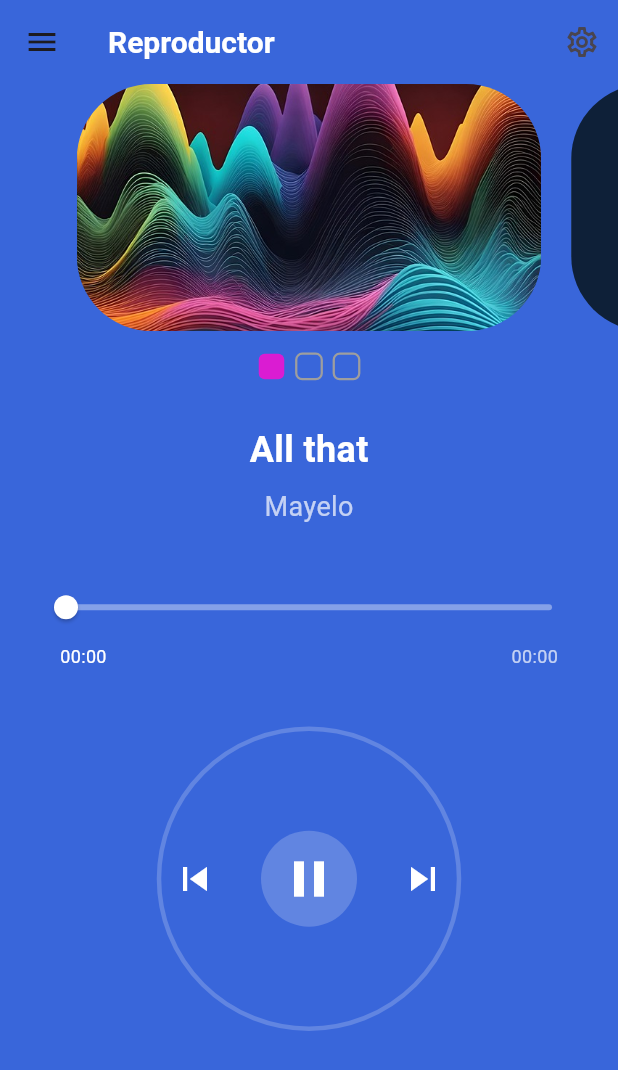
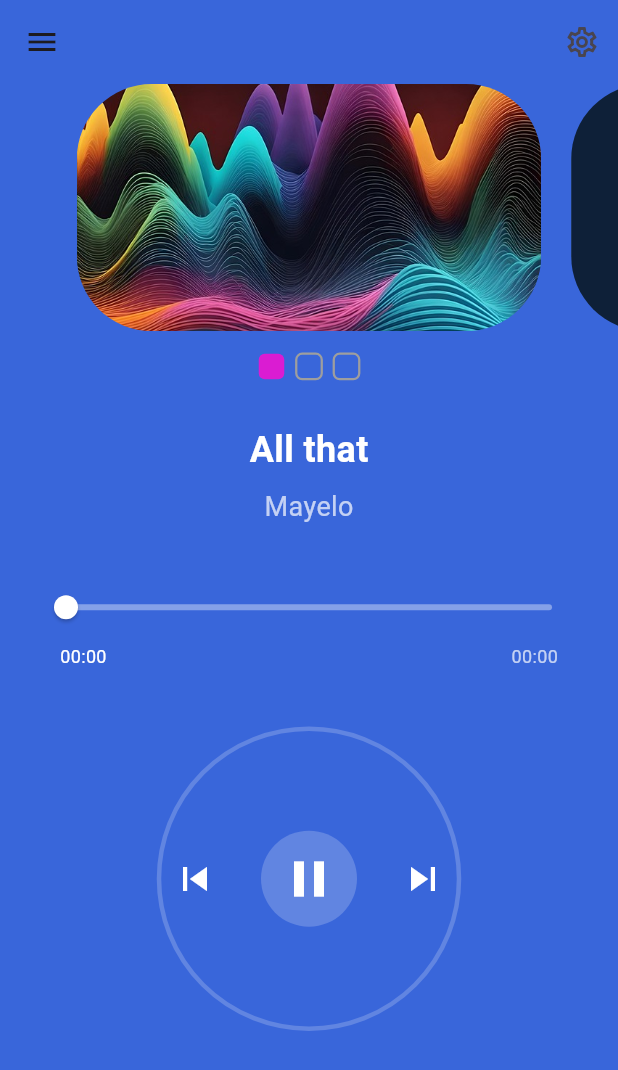
Before and after one commit to juanvel0405-utch/Proyecto-del-Profe-Milton-, a Flutter app: the screen it shows after launch, on a phone screen of 412 x 824 dp. Shown: the top 1070 px of the screen. Run offline on Flutter 3.47's test engine with Material 3 defaults, Android fonts, the phone set to English and light mode, and no system bars; drawn by our look-alikes of flutter_slider_drawer, smooth_page_indicator; our stand-ins replace audioplayers, equatable, flutter_bloc.

Commit message:
Eliminar todos los comentarios y remover tÃ­tulo del AppBar

```diff
--- a/lib/blocs/playerbloc.dart
+++ b/lib/blocs/playerbloc.dart
@@ -263,4 +263,4 @@ class PlayerBloc extends Bloc<PlayerEvent, PlayState> {
     audioPlayer.dispose();
     return super.close();
   }
-} // end class
+}
--- a/lib/models/audio_item.dart
+++ b/lib/models/audio_item.dart
@@ -1,5 +1,4 @@
 
-//PODO
 class AudioItem{
   final String assetPath, title,artist,imagePath;
 
--- a/lib/views/home.dart
+++ b/lib/views/home.dart
@@ -32,4 +32,4 @@ class _HomeState extends State<Home> {
     audioPlayer?.dispose();
     super.dispose();
   }
-} // end class
+}
--- a/lib/views/player.dart
+++ b/lib/views/player.dart
@@ -102,14 +102,6 @@ class _PlayerState extends State<Player> {
             appBar: AppBar(
               toolbarHeight: 56,
               backgroundColor: const Color(0xff3966da),
-              title: const Text(
-                'Reproductor',
-                style: TextStyle(
-                  color: Colors.white,
-                  fontSize: 20,
-                  fontWeight: FontWeight.bold,
-                ),
-              ),
               leading: IconButton(
                 icon: const Icon(Icons.menu),
                 onPressed: () {
@@ -165,4 +157,4 @@ class _PlayerState extends State<Player> {
     bloc.close();
     super.dispose();
   }
-} // end class
+}
--- a/lib/views/swiper.dart
+++ b/lib/views/swiper.dart
@@ -52,8 +52,6 @@ class Swiper extends StatelessWidget {
                 ),
               ),
             ),
-            //Divider(),
-            //Spacer()
             SizedBox(height: 15),
             SmoothPageIndicator(
               controller: pageController,
@@ -71,7 +69,6 @@ class Swiper extends StatelessWidget {
               ),
             ),
             SizedBox(height: 30),
-            // Mostrar título y artista de la canción actual
             if (state is PlayingState)
               _buildSongInfo(audioList[(state as PlayingState).currentIndex])
             else if (state is LoadingState)
@@ -79,7 +76,6 @@ class Swiper extends StatelessWidget {
             else
               _buildSongInfo(audioList[0]),
             SizedBox(height: 30),
-            // Barra de progreso y controles
             if (state is PlayingState)
               _buildPlayerControls(context, state as PlayingState)
             else
@@ -115,7 +111,6 @@ class Swiper extends StatelessWidget {
   }
 }
 
-// Widget de estado para manejar el slider con estado local durante el arrastre
 class _PlayerControlsWidget extends StatefulWidget {
   final PlayingState state;
   final PlayerBloc bloc;
@@ -137,7 +132,6 @@ class _PlayerControlsWidgetState extends State<_PlayerControlsWidget> {
   @override
   void didUpdateWidget(_PlayerControlsWidget oldWidget) {
     super.didUpdateWidget(oldWidget);
-    // Si cambió la canción (currentIndex), resetear el estado de arrastre
     if (widget.state.currentIndex != oldWidget.state.currentIndex) {
       setState(() {
         _isDragging = false;
@@ -148,7 +142,6 @@ class _PlayerControlsWidgetState extends State<_PlayerControlsWidget> {
 
   @override
   Widget build(BuildContext context) {
-    // Usar BlocBuilder para escuchar cambios en tiempo real
     return BlocBuilder<PlayerBloc, PlayState>(
       bloc: widget.bloc,
       builder: (context, state) {
@@ -157,14 +150,12 @@ class _PlayerControlsWidgetState extends State<_PlayerControlsWidget> {
         }
 
         final duration = state.duration;
-        // Usar valor de arrastre si está arrastrando, sino usar la posición del estado
         final position = _isDragging && _dragValue != null
             ? Duration(milliseconds: _dragValue!.toInt())
             : state.position;
 
         final isPlaying = state.playing;
 
-        // Formatear tiempo
         String formatDuration(Duration duration) {
           String twoDigits(int n) => n.toString().padLeft(2, '0');
           final minutes = twoDigits(duration.inMinutes.remainder(60));
@@ -172,13 +163,11 @@ class _PlayerControlsWidgetState extends State<_PlayerControlsWidget> {
           return '$minutes:$seconds';
         }
 
-        // Calcular el valor del slider
-        // Si la duración es 0 o muy pequeña, usar un valor por defecto temporal
         final maxDuration = duration.inMilliseconds > 0
             ? duration.inMilliseconds.toDouble()
             : (position.inMilliseconds > 0
                   ? position.inMilliseconds * 2.0
-                  : 100.0); // Valor temporal hasta que se obtenga la duración real
+                  : 100.0);
 
         final currentValue = _isDragging && _dragValue != null
             ? _dragValue!.clamp(0.0, maxDuration)
@@ -190,7 +179,6 @@ class _PlayerControlsWidgetState extends State<_PlayerControlsWidget> {
           padding: EdgeInsets.symmetric(horizontal: 20),
           child: Column(
             children: [
-              // Barra de progreso
               SliderTheme(
                 data: SliderTheme.of(context).copyWith(
                   activeTrackColor: Colors.white,
@@ -203,14 +191,12 @@ class _PlayerControlsWidgetState extends State<_PlayerControlsWidget> {
                   value: currentValue.clamp(0.0, maxDuration),
                   max: maxDuration,
                   onChanged: (value) {
-                    // Cuando el usuario arrastra, actualizar el valor local
                     setState(() {
                       _isDragging = true;
                       _dragValue = value.clamp(0.0, maxDuration);
                     });
                   },
                   onChangeEnd: (value) {
-                    // Cuando el usuario suelta, hacer el seek real
                     setState(() {
                       _isDragging = false;
                       _dragValue = null;
@@ -221,7 +207,6 @@ class _PlayerControlsWidgetState extends State<_PlayerControlsWidget> {
                   },
                 ),
               ),
-              // Tiempos
               Padding(
                 padding: EdgeInsets.symmetric(horizontal: 20),
                 child: Row(
@@ -239,11 +224,9 @@ class _PlayerControlsWidgetState extends State<_PlayerControlsWidget> {
                 ),
               ),
               SizedBox(height: 40),
-              // Botones de control con CircularProgressIndicator
               Stack(
                 alignment: Alignment.center,
                 children: [
-                  // CircularProgressIndicator de fondo
                   SizedBox(
                     width: 200,
                     height: 200,
@@ -257,11 +240,9 @@ class _PlayerControlsWidgetState extends State<_PlayerControlsWidget> {
                       backgroundColor: Colors.white.withValues(alpha: 0.2),
                     ),
                   ),
-                  // Botones de control
                   Row(
                     mainAxisAlignment: MainAxisAlignment.center,
                     children: [
-                      // Botón anterior
                       IconButton(
                         onPressed: () {
                           widget.bloc.add(PrevEvent());
@@ -273,7 +254,6 @@ class _PlayerControlsWidgetState extends State<_PlayerControlsWidget> {
                         ),
                       ),
                       SizedBox(width: 20),
-                      // Botón play/pause
                       Container(
                         decoration: BoxDecoration(
                           shape: BoxShape.circle,
@@ -292,7 +272,6 @@ class _PlayerControlsWidgetState extends State<_PlayerControlsWidget> {
                         ),
                       ),
                       SizedBox(width: 20),
-                      // Botón siguiente
                       IconButton(
                         onPressed: () {
                           widget.bloc.add(NextEvent());
```
